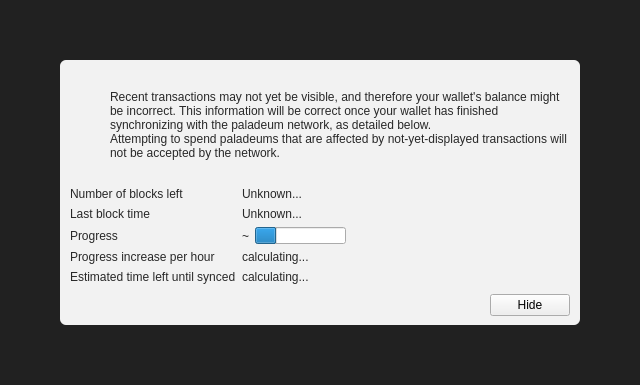
The window that src/qt/forms/modaloverlay.ui (PaladeumBlockchain/Paladeum) describes before a commit, drawn with Qt 5.
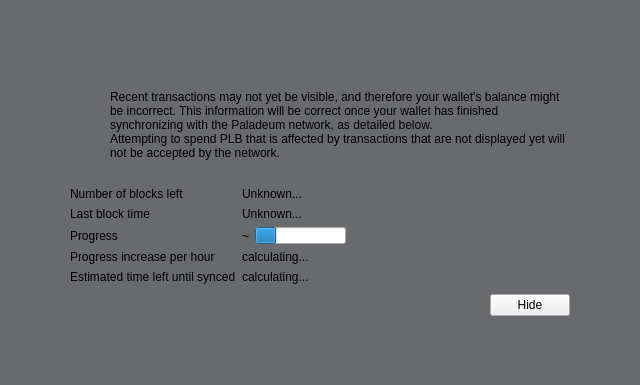
The same window after the commit. Icons and pictures are not drawn. Custom widgets are drawn as their Qt base class.

Commit message: Qt: Paladeum's own design for the desktop wallet, and its fixes

```diff
--- a/src/qt/forms/modaloverlay.ui
+++ b/src/qt/forms/modaloverlay.ui
@@ -32,7 +32,7 @@
    <item>
     <widget class="QWidget" name="bgWidget" native="true">
      <property name="styleSheet">
-      <string notr="true">#bgWidget { background: rgba(0,0,0,220); }</string>
+      <string notr="true">#bgWidget { background: rgba(10,14,18,150); }</string>
      </property>
      <layout class="QVBoxLayout" name="verticalLayoutMain" stretch="1">
       <property name="leftMargin">
@@ -50,9 +50,7 @@
       <item>
        <widget class="QWidget" name="contentWidget" native="true">
         <property name="styleSheet">
-         <string notr="true">#contentWidget { background: rgba(255,255,255,240); border-radius: 6px; }
-
-QLabel { color: rgb(40,40,40);  }</string>
+         <string notr="true">#contentWidget { background: transparent; border: none; }</string>
         </property>
         <layout class="QVBoxLayout" name="verticalLayoutSub" stretch="1,0,0,0">
          <property name="spacing">
@@ -130,7 +128,7 @@
              <item>
               <widget class="QLabel" name="infoText">
                <property name="text">
-                <string>Recent transactions may not yet be visible, and therefore your wallet's balance might be incorrect. This information will be correct once your wallet has finished synchronizing with the paladeum network, as detailed below.</string>
+                <string>Recent transactions may not yet be visible, and therefore your wallet's balance might be incorrect. This information will be correct once your wallet has finished synchronizing with the Paladeum network, as detailed below.</string>
                </property>
                <property name="textFormat">
                 <enum>Qt::RichText</enum>
@@ -149,7 +147,7 @@
                 </font>
                </property>
                <property name="text">
-                <string>Attempting to spend paladeums that are affected by not-yet-displayed transactions will not be accepted by the network.</string>
+                <string>Attempting to spend PLB that is affected by transactions that are not displayed yet will not be accepted by the network.</string>
                </property>
                <property name="textFormat">
                 <enum>Qt::RichText</enum>
```
The commit also changes 94 other files.
